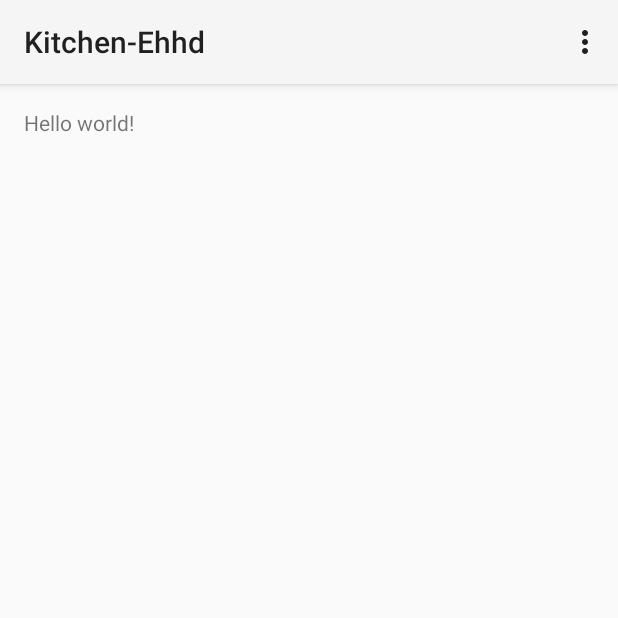
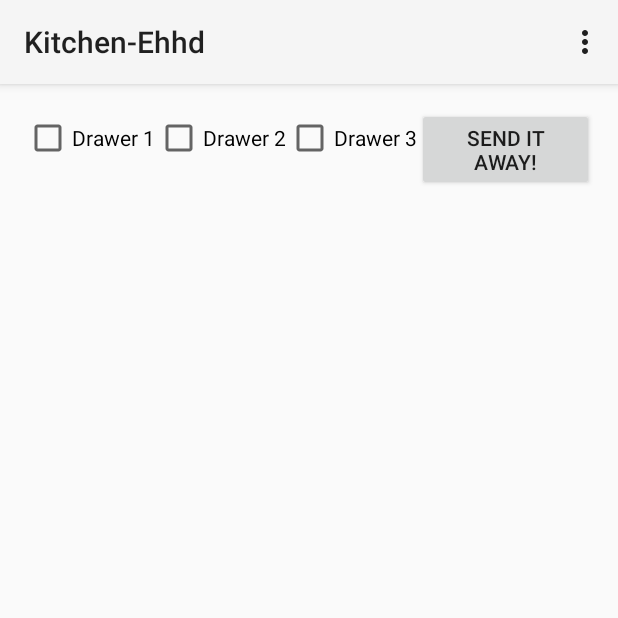
Before and after one commit to vishalkuo/HackTheNorth, an Android app: the screen it shows after launch (MainActivity), on a phone screen of 412 x 824 dp, the top half of it. Run offline under Robolectric (Android 15) with nearby library versions, the phone set to English and light mode, and no system bars.

Commit message:
Early UI

```diff
--- a/Android/Kitchen-Ehhd/app/src/main/java/com/kitchen_ehhd/MainActivity.java
+++ b/Android/Kitchen-Ehhd/app/src/main/java/com/kitchen_ehhd/MainActivity.java
@@ -4,6 +4,10 @@ import android.app.Activity;
 import android.os.Bundle;
 import android.view.Menu;
 import android.view.MenuItem;
+import android.view.View;
+import android.widget.Button;
+import android.widget.CheckBox;
+import android.widget.EditText;
 
 public class MainActivity extends Activity {
 
@@ -11,6 +15,17 @@ public class MainActivity extends Activity {
     protected void onCreate(Bundle savedInstanceState) {
         super.onCreate(savedInstanceState);
         setContentView(R.layout.activity_main);
+
+        final Button button = (Button) findViewById(R.id.send);
+        button.setOnClickListener(new View.OnClickListener() {
+            public void onClick(View v) {
+                CheckBox c1 = (CheckBox)findViewById(R.id.drawer_1);
+                CheckBox c2 = (CheckBox)findViewById(R.id.drawer_2);
+                CheckBox c3 = (CheckBox)findViewById(R.id.drawer_3);
+                boolean[] checkBoxStates = {c1.isChecked(), c2.isChecked(), c3.isChecked()};
+
+            }
+        });
     }
 
     @Override
--- a/Android/Kitchen-Ehhd/app/src/main/res/layout/activity_main.xml
+++ b/Android/Kitchen-Ehhd/app/src/main/res/layout/activity_main.xml
@@ -1,11 +1,29 @@
-<RelativeLayout xmlns:android="http://schemas.android.com/apk/res/android"
-    xmlns:tools="http://schemas.android.com/tools" android:layout_width="match_parent"
-    android:layout_height="match_parent" android:paddingLeft="@dimen/activity_horizontal_margin"
+<LinearLayout xmlns:android="http://schemas.android.com/apk/res/android"
+    xmlns:tools="http://schemas.android.com/tools"
+    android:layout_width="match_parent"
+    android:layout_height="match_parent"
+    android:paddingLeft="@dimen/activity_horizontal_margin"
     android:paddingRight="@dimen/activity_horizontal_margin"
     android:paddingTop="@dimen/activity_vertical_margin"
-    android:paddingBottom="@dimen/activity_vertical_margin" tools:context=".MainActivity">
+    android:paddingBottom="@dimen/activity_vertical_margin"
+    tools:context=".MainActivity">
 
-    <TextView android:text="@string/hello_world" android:layout_width="wrap_content"
-        android:layout_height="wrap_content" />
+    <CheckBox android:id="@+id/drawer_1"
+        android:layout_width="wrap_content"
+        android:layout_height="wrap_content"
+        android:text="@string/drawer1" />
+    <CheckBox android:id="@+id/drawer_2"
+        android:layout_width="wrap_content"
+        android:layout_height="wrap_content"
+        android:text="@string/drawer2"/>
+    <CheckBox android:id="@+id/drawer_3"
+        android:layout_width="wrap_content"
+        android:layout_height="wrap_content"
+        android:text="@string/drawer3"/>
+    <Button
+        android:id="@+id/send"
+        android:layout_height="wrap_content"
+        android:layout_width="wrap_content"
+        android:text="@string/send" />
 
-</RelativeLayout>
+</LinearLayout>
--- a/Android/Kitchen-Ehhd/app/src/main/res/values/strings.xml
+++ b/Android/Kitchen-Ehhd/app/src/main/res/values/strings.xml
@@ -3,4 +3,8 @@
 
     <string name="hello_world">Hello world!</string>
     <string name="action_settings">Settings</string>
+    <string name="drawer1">Drawer 1</string>
+    <string name="drawer2">Drawer 2</string>
+    <string name="drawer3">Drawer 3</string>
+    <string name="send">Send it away!</string>
 </resources>
```
